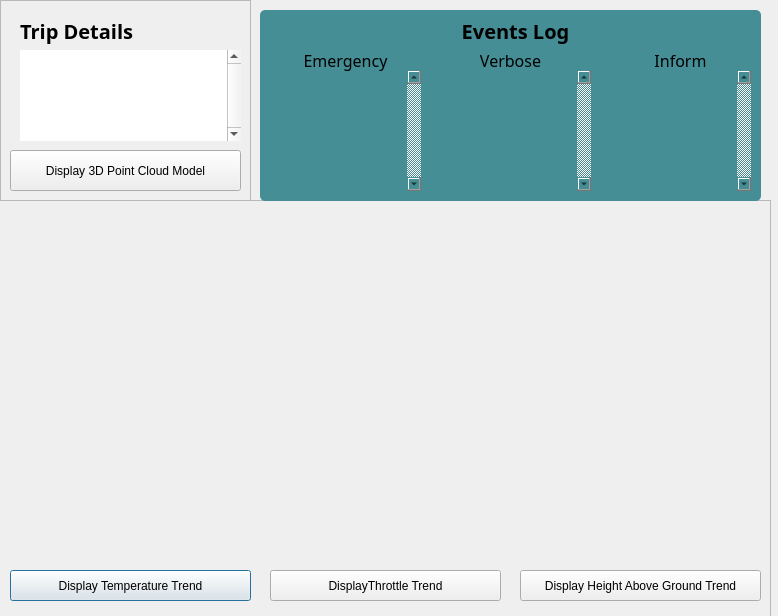
This is src/Win/Argous Qt code base/ArgouseBaseSoftware/tripdata.ui in Wabinabi/Argos as Qt 5 draws it before an edit. The edited form follows.
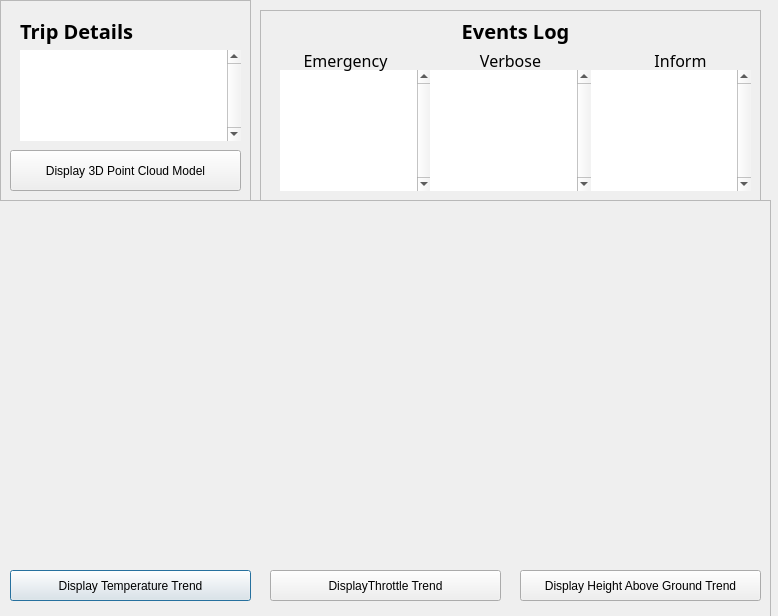
This is the edited form.

Commit message: UPDATE: No default if there are no graphs

```diff
--- a/src/Win/Argous Qt code base/ArgouseBaseSoftware/tripdata.ui
+++ b/src/Win/Argous Qt code base/ArgouseBaseSoftware/tripdata.ui
@@ -182,10 +182,6 @@
    <property name="autoFillBackground">
     <bool>false</bool>
    </property>
-   <property name="styleSheet">
-    <string notr="true">background-color: rgb(69, 142, 149);
-border-radius: 5px;</string>
-   </property>
    <property name="frameShape">
     <enum>QFrame::StyledPanel</enum>
    </property>
@@ -195,9 +191,9 @@
    <widget class="QTextEdit" name="droneEmergencyTxt">
     <property name="geometry">
      <rect>
-      <x>0</x>
+      <x>20</x>
       <y>60</y>
-      <width>161</width>
+      <width>151</width>
       <height>121</height>
      </rect>
     </property>
```
Left out of the diff: 3 changed lines with no effect on the pictures. The commit also changes 1 other file.
